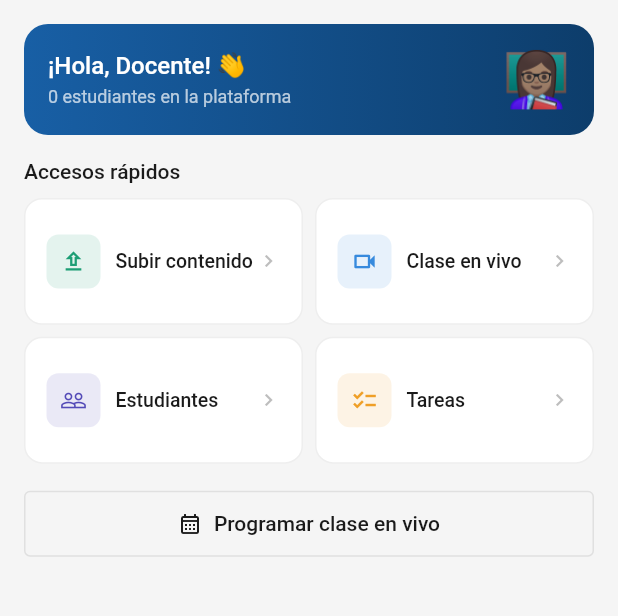
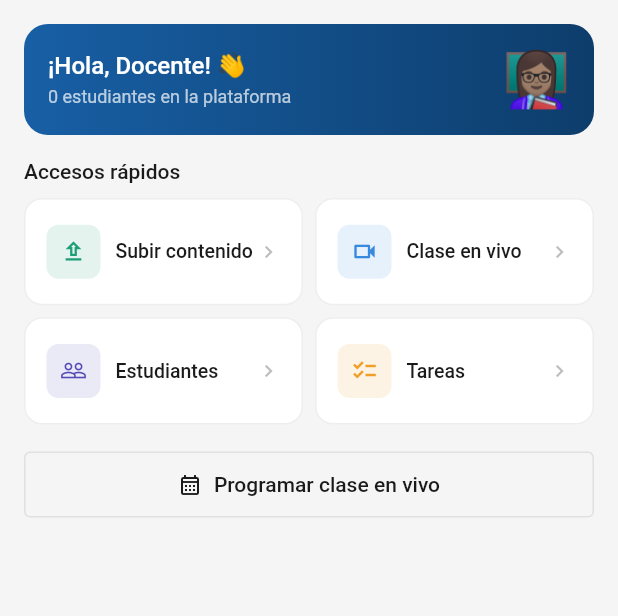
Before and after one commit to luisgiron96-dev/Aula-LidIA, a Flutter app: the TeacherHomeScreen screen opened directly, on a phone screen of 412 x 824 dp, the part 84-700 px from its top. Run offline on Flutter 3.47's test engine with Material 3 defaults, Android fonts, the phone set to English and light mode, and no system bars; our stand-ins replace file_picker, supabase_flutter; accounts and stored records are empty.

Commit message:
corroge diseño

```diff
--- a/lib/features/teacher/screens/teacher_home_screen.dart
+++ b/lib/features/teacher/screens/teacher_home_screen.dart
@@ -126,7 +126,7 @@ class _TeacherHomeScreenState extends State<TeacherHomeScreen> {
               physics: const NeverScrollableScrollPhysics(),
               crossAxisSpacing: 8,
               mainAxisSpacing: 8,
-              childAspectRatio: 2.2,
+              childAspectRatio: 2.6,
               children: [
                 _QuickAction(
                   icon: Icons.upload_outlined,
@@ -196,11 +196,12 @@ class _QuickAction extends StatelessWidget {
       onTap: onTap,
       child: Container(
         padding: const EdgeInsets.symmetric(horizontal: 14),
+        alignment: Alignment.centerLeft,
         decoration: BoxDecoration(
           color: Colors.white,
           borderRadius: BorderRadius.circular(12),
           border: Border.all(color: Colors.grey.shade200)),
-        child: Row(children: [
+        child: Row(mainAxisSize: MainAxisSize.min, children: [
           Container(
             width: 36, height: 36,
             decoration: BoxDecoration(
```
